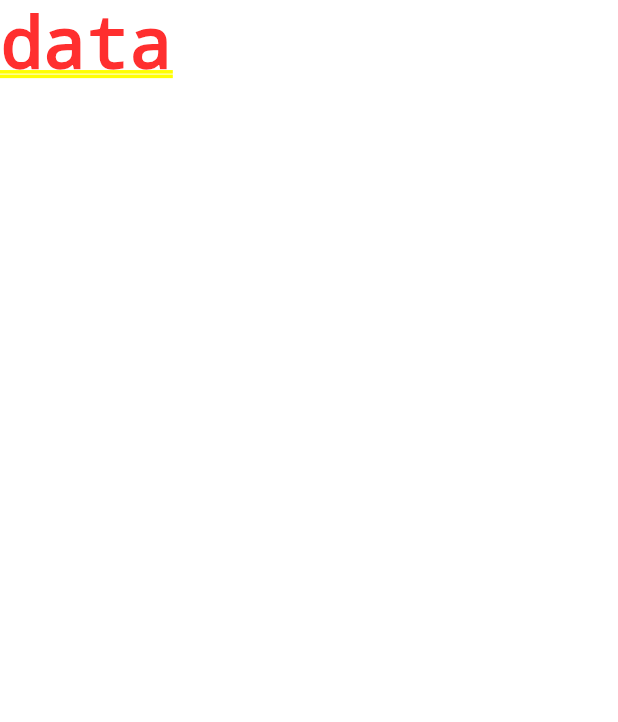
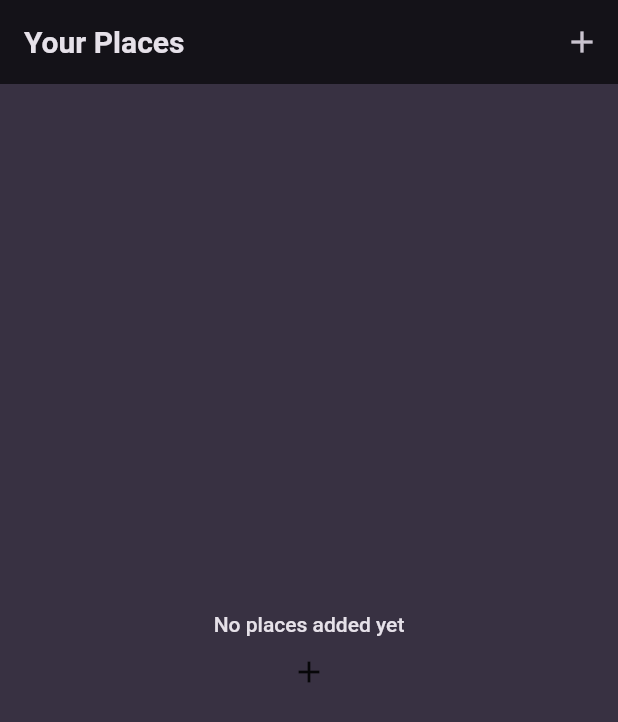
Before and after one commit to maithanhtrong1113/dartCourse, a Flutter app: the screen it shows after launch, on a phone screen of 412 x 824 dp. Shown: the top 722 px of the screen. Run offline on Flutter 3.47's test engine with Material 2 defaults, Android fonts, the phone set to English and light mode, and no system bars; our stand-ins replace flutter_riverpod, google_fonts.

Commit message:
init branch

```diff
--- a/lib/main.dart
+++ b/lib/main.dart
@@ -1,27 +1,46 @@
 import 'package:flutter/material.dart';
+import 'package:flutter_riverpod/flutter_riverpod.dart';
+import 'package:frist_app/screens/places.dart';
+import 'package:google_fonts/google_fonts.dart';
+
+final colorScheme = ColorScheme.fromSeed(
+  brightness: Brightness.dark,
+  seedColor: const Color.fromARGB(255, 102, 6, 247),
+  background: const Color.fromARGB(255, 56, 49, 66),
+);
+
+final theme = ThemeData().copyWith(
+  useMaterial3: true,
+  scaffoldBackgroundColor: colorScheme.background,
+  colorScheme: colorScheme,
+  textTheme: GoogleFonts.ubuntuCondensedTextTheme().copyWith(
+    titleSmall: GoogleFonts.ubuntuCondensed(
+      fontWeight: FontWeight.bold,
+    ),
+    titleMedium: GoogleFonts.ubuntuCondensed(
+      fontWeight: FontWeight.bold,
+    ),
+    titleLarge: GoogleFonts.ubuntuCondensed(
+      fontWeight: FontWeight.bold,
+    ),
+  ),
+);
 
 void main() {
-  runApp(const MyApp());
+  runApp(
+    const ProviderScope(child: MyApp()),
+  );
 }
 
 class MyApp extends StatelessWidget {
-  const MyApp({super.key});
+  const MyApp({Key? key}) : super(key: key);
 
-  // This widget is the root of your application.
   @override
   Widget build(BuildContext context) {
     return MaterialApp(
-      title: 'Flutter Groceries',
-      theme: ThemeData.dark().copyWith(
-        useMaterial3: true,
-        colorScheme: ColorScheme.fromSeed(
-          seedColor: const Color.fromARGB(255, 147, 229, 250),
-          brightness: Brightness.dark,
-          surface: const Color.fromARGB(255, 42, 51, 59),
-        ),
-        scaffoldBackgroundColor: const Color.fromARGB(255, 50, 58, 60),
-      ),
-      home: const Text('data'),
+      title: 'Great Places',
+      theme: theme,
+      home: const Places(),
     );
   }
 }
--- /dev/null
+++ b/lib/models/place.dart
@@ -0,0 +1,10 @@
+import 'package:uuid/uuid.dart';
+
+const uuid = Uuid();
+
+class Place {
+  Place({required this.title}) : id = uuid.v4();
+
+  final String id;
+  final String title;
+}
--- /dev/null
+++ b/lib/providers/user_places.dart
@@ -0,0 +1,15 @@
+import 'package:flutter_riverpod/flutter_riverpod.dart';
+import 'package:frist_app/models/place.dart';
+
+class UserPlacesNotifier extends StateNotifier<List<Place>> {
+  UserPlacesNotifier() : super(const []);
+  void addPlace(String title) {
+    final newPlace = Place(title: title);
+    state = [newPlace, ...state];
+  }
+}
+
+final userPlacesProvider =
+    StateNotifierProvider<UserPlacesNotifier, List<Place>>(
+  (ref) => UserPlacesNotifier(),
+);
--- /dev/null
+++ b/lib/screens/places.dart
@@ -0,0 +1,33 @@
+import 'package:flutter/material.dart';
+import 'package:flutter_riverpod/flutter_riverpod.dart';
+import 'package:frist_app/providers/user_places.dart';
+import 'package:frist_app/screens/add_place.dart';
+import 'package:frist_app/widgets/places_list.dart';
+
+class Places extends ConsumerWidget {
+  const Places({super.key});
+  @override
+  Widget build(BuildContext context, WidgetRef ref) {
+    final userPlaces = ref.watch(userPlacesProvider);
+    return SafeArea(
+      child: Scaffold(
+        appBar: AppBar(
+          title: const Text('Your Places'),
+          actions: [
+            IconButton(
+              onPressed: () {
+                Navigator.of(context).push(
+                  MaterialPageRoute(
+                    builder: (context) => const AddPlaceScreen(),
+                  ),
+                );
+              },
+              icon: const Icon(Icons.add),
+            )
+          ],
+        ),
+        body: PlacesList(places: userPlaces),
+      ),
+    );
+  }
+}
--- /dev/null
+++ b/lib/widgets/places_list.dart
@@ -0,0 +1,55 @@
+import 'package:flutter/material.dart';
+import 'package:frist_app/models/place.dart';
+import 'package:frist_app/screens/add_place.dart';
+import 'package:frist_app/screens/places_detail.dart';
+
+class PlacesList extends StatelessWidget {
+  const PlacesList({super.key, required this.places});
+  final List<Place> places;
+  @override
+  Widget build(BuildContext context) {
+    if (places.isEmpty) {
+      return Center(
+        child: Column(
+          mainAxisAlignment: MainAxisAlignment.center,
+          children: [
+            Text(
+              'No places added yet',
+              style: Theme.of(context).textTheme.bodyLarge!.copyWith(
+                    color: Theme.of(context).colorScheme.onBackground,
+                  ),
+            ),
+            IconButton(
+              onPressed: () {
+                Navigator.of(context).push(
+                  MaterialPageRoute(
+                    builder: (context) => const AddPlaceScreen(),
+                  ),
+                );
+              },
+              icon: const Icon(Icons.add),
+            )
+          ],
+        ),
+      );
+    }
+    return ListView.builder(
+      itemCount: places.length,
+      itemBuilder: (context, index) => ListTile(
+        title: Text(
+          places[index].title,
+          style: Theme.of(context).textTheme.titleMedium!.copyWith(
+                color: Theme.of(context).colorScheme.onBackground,
+              ),
+        ),
+        onTap: () {
+          Navigator.of(context).push(
+            MaterialPageRoute(
+              builder: (context) => PlacesDetailScreen(place: places[index]),
+            ),
+          );
+        },
+      ),
+    );
+  }
+}
--- a/pubspec.yaml
+++ b/pubspec.yaml
@@ -35,6 +35,9 @@ dependencies:
   # The following adds the Cupertino Icons font to your application.
   # Use with the CupertinoIcons class for iOS style icons.
   cupertino_icons: ^1.0.2
+  google_fonts: ^6.1.0
+  uuid: ^4.2.1
+  flutter_riverpod: ^2.4.8
 
 dev_dependencies:
   flutter_test:
```
Also changed, not shown: lib/data/categories.dart (deleted, +0 -46 lines), lib/data/dummy_items.dart (deleted, +0 -20 lines), lib/screens/add_place.dart (added, +63 -0 lines), lib/screens/places_detail.dart (added, +28 -0 lines), pubspec.lock, 1 other file.
